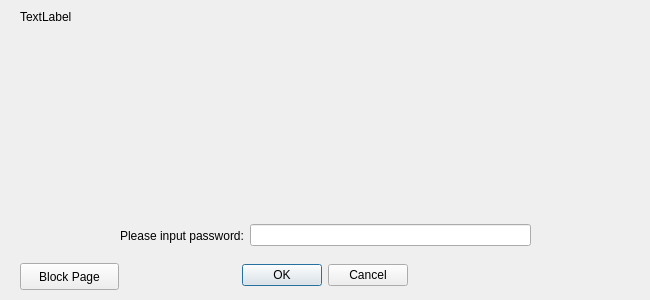
Old version of the form src/qt_ui/forms/userconfirmdialog.ui in the repository daemsproject/daemscore.
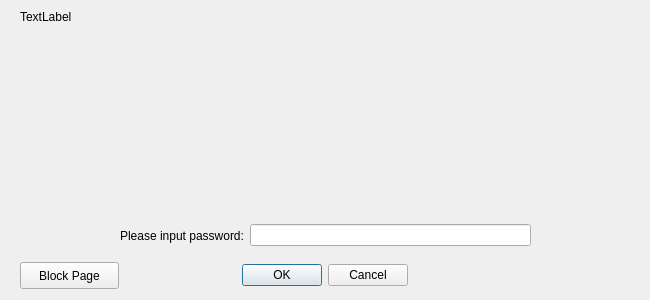
New version of the form.

What changed in the file:
```diff
--- a/src/qt_ui/forms/userconfirmdialog.ui
+++ b/src/qt_ui/forms/userconfirmdialog.ui
@@ -108,7 +108,7 @@
    <property name="geometry">
     <rect>
      <x>20</x>
-     <y>263</y>
+     <y>262</y>
      <width>99</width>
      <height>27</height>
     </rect>
```
